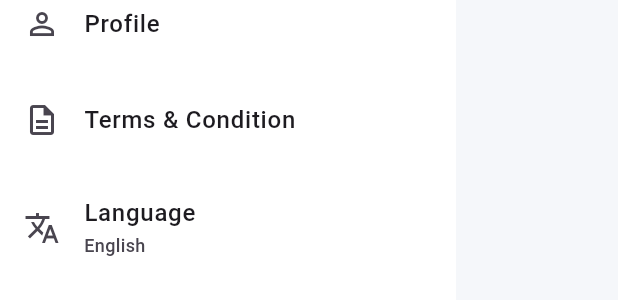
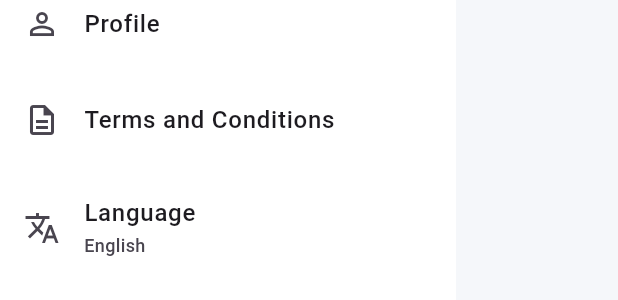
Before and after one commit to rimuakter057/wheew_backup, a Flutter app: the AppMenuDrawer widget shown alone on an empty page, opened directly, on a phone screen of 412 x 824 dp. Shown: the part 186-486 px from the top of the screen. Run offline on Flutter 3.47's test engine with Material 3 defaults, Android fonts, the phone set to English and light mode, and no system bars; our stand-ins replace cached_network_image, connectivity_plus, dropdown_button2, flutter_screenutil, flutter_spinkit, flutter_svg and 10 more; accounts and stored records are empty; network calls fail; project files that could hold a hidden picture were left out.

```diff
--- a/lib/feature/profile/view/app_menu_drawer.dart
+++ b/lib/feature/profile/view/app_menu_drawer.dart
@@ -87,7 +87,7 @@ class AppMenuDrawer extends StatelessWidget {
                 size: ResponsiveHelper.iconSize(24),
               ),
               title: Text(
-                'Terms & Condition'.tr,
+                'terms_and_conditions'.tr,
                 style: TextStyle(fontSize: ResponsiveHelper.fontSize(16)),
               ),
               onTap: () {
```
Also changed, not shown: lib/feature/chat/repository/chat_controller.dart (+6 -2 lines).
